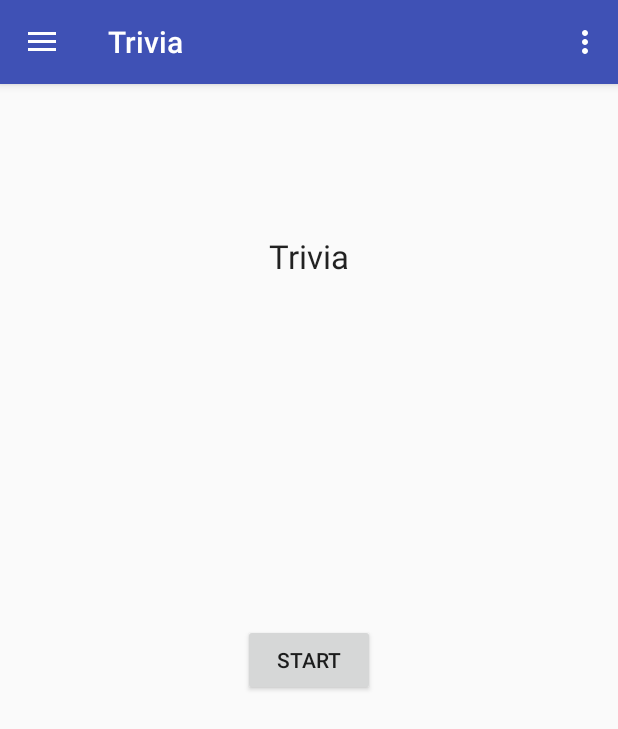
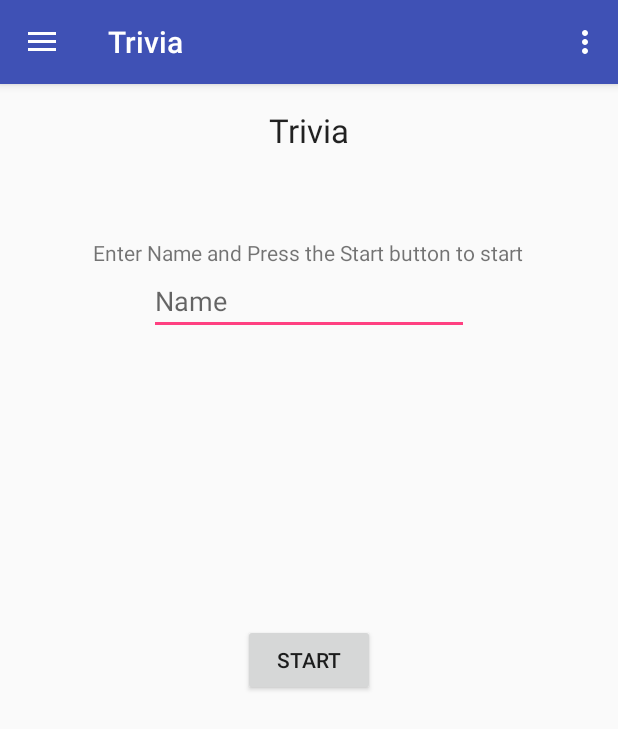
Before and after one commit to Gunsmithy/FinalProjectDylanAlvin, an Android app: the screen it shows after launch (MainActivity), after a tap on "Trivia", on a phone screen of 412 x 824 dp. Shown: the top 729 px of the screen. Run offline under Robolectric (Android 15) with nearby library versions, the phone set to English and light mode, and no system bars; 2 statements that could not run were skipped; 1 other tap on this screen came first.

```diff
--- a/app/src/main/java/com/example/dylan/finalprojectdylanalvin/TriviaFragment.java
+++ b/app/src/main/java/com/example/dylan/finalprojectdylanalvin/TriviaFragment.java
@@ -33,11 +33,11 @@ public class TriviaFragment extends Fragment     {
     TriviaHelper dbHelper = new TriviaHelper(this);
     dbHelper.deleteAllTrivia();
 
-    Trivia one = dbHelper.createTrivia("Bob");
-    Trivia two = dbHelper.createTrivia("Jane");
-    Trivia three = dbHelper.createTrivia("Luis");
-    Trivia four = dbHelper.createTrivia("Natasha");
-    Trivia five = dbHelper.createTrivia("Tobe");
+    Trivia one = dbHelper.createTrivia("Question1","Answer1");
+    Trivia two = dbHelper.createTrivia("Question2","Answer2");
+    Trivia three = dbHelper.createTrivia("Question3","Answer3");
+    Trivia four = dbHelper.createTrivia("Question4","Answer4");
+    Trivia five = dbHelper.createTrivia("Question5","Answer5");
 */
 
 
@@ -90,7 +90,13 @@ public class TriviaFragment extends Fragment     {
         // GETTING BUTTON TO WORK
         View view = inflater.inflate(R.layout.fragment_trivia,
                 container, false);
+
         Button button = (Button) view.findViewById(R.id.buttonStart);
+        final Button a1button = (Button) view.findViewById(R.id.answer1Button);
+        final Button a2button = (Button) view.findViewById(R.id.answer2Button);
+
+        a1button.setVisibility(View.GONE);
+        a2button.setVisibility(View.GONE);
         button.setOnClickListener(new View.OnClickListener()
         {
             @Override
@@ -98,6 +104,8 @@ public class TriviaFragment extends Fragment     {
             {
                 Button button = (Button) v;
                 button.setVisibility(View.GONE);
+                a1button.setVisibility(View.VISIBLE);
+                a2button.setVisibility(View.VISIBLE);
             }
         });
         return view;
--- a/app/src/main/res/layout/fragment_trivia.xml
+++ b/app/src/main/res/layout/fragment_trivia.xml
@@ -22,8 +22,48 @@
         android:text="Trivia"
         android:id="@+id/textView3"
         android:layout_alignParentTop="true"
+        android:layout_centerHorizontal="true" />
+
+    <Button
+        android:layout_width="wrap_content"
+        android:layout_height="wrap_content"
+        android:text="Answer1"
+        android:id="@+id/answer1Button"
+        android:layout_marginTop="71dp"
+        android:layout_below="@+id/buttonStart"
+        android:layout_toLeftOf="@+id/buttonStart"
+        android:layout_toStartOf="@+id/buttonStart"
+        />
+
+    <Button
+        android:layout_width="wrap_content"
+        android:layout_height="wrap_content"
+        android:text="Answer2"
+        android:id="@+id/answer2Button"
+        android:layout_alignTop="@+id/answer1Button"
+        android:layout_toRightOf="@+id/buttonStart"
+        android:layout_toEndOf="@+id/buttonStart"
+        />
+
+    <TextView
+        android:layout_width="wrap_content"
+        android:layout_height="wrap_content"
+        android:textAppearance="?android:attr/textAppearanceSmall"
+        android:text="Enter Name and Press the Start button to start"
+        android:id="@+id/textView5"
+        android:layout_below="@+id/textView3"
         android:layout_centerHorizontal="true"
-        android:layout_marginTop="84dp" />
+        android:layout_marginTop="57dp" />
+
+    <EditText
+        android:layout_width="wrap_content"
+        android:layout_height="wrap_content"
+        android:inputType="textPersonName"
+        android:hint="Name"
+        android:ems="10"
+        android:id="@+id/NameText"
+        android:layout_below="@+id/textView5"
+        android:layout_centerHorizontal="true" />
 
 
 </RelativeLayout>
```
Also changed, not shown: app/src/main/java/com/example/dylan/finalprojectdylanalvin/Score.java (added, +33 -0 lines), app/src/main/java/com/example/dylan/finalprojectdylanalvin/Trivia.java (+19 -11 lines), app/src/main/java/com/example/dylan/finalprojectdylanalvin/TriviaHelper.java (+29 -46 lines).
